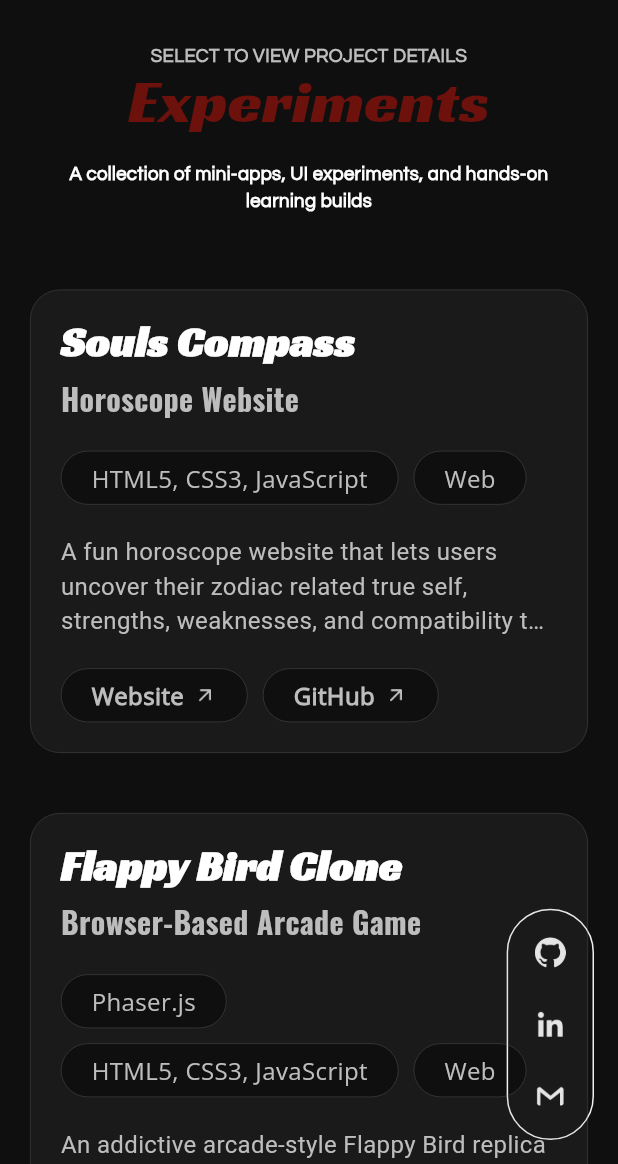
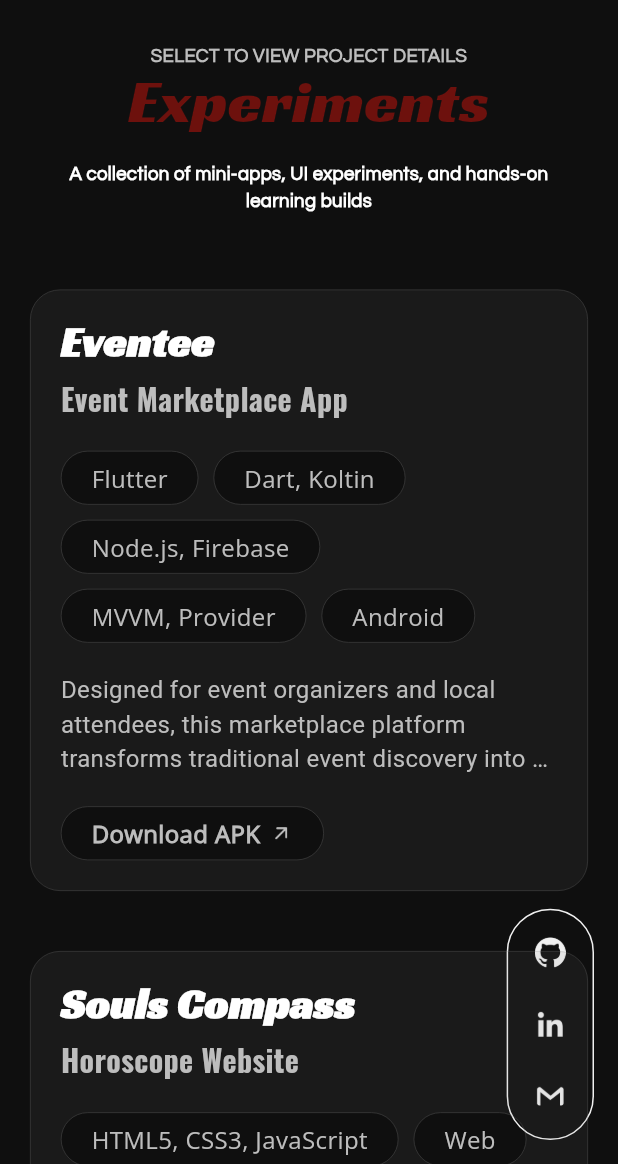
Before and after one commit to ThetHtooKyaw/Tony-Portfolio, a Flutter app: the ExperimentView screen opened by its route, on a phone screen of 412 x 824 dp, the part 72-1236 px from its top. Run offline on Flutter 3.47's test engine with Material 3 defaults, Android fonts, the phone set to English and light mode, and no system bars; drawn by our look-alikes of auto_size_text, flutter_animate; our stand-ins replace flutter_dotenv, go_router, lottie, visibility_detector; missing offline and left inert: flutter_3d_carousel, marqueer.

Commit message:
Project Model & Data update

```diff
--- a/lib/core/model/project_model.dart
+++ b/lib/core/model/project_model.dart
@@ -3,7 +3,9 @@ class ProjectModel {
   final String? type;
   final int? downloadCount;
   final List<String> labels;
+  final String? overviewImage;
   final List<String> images;
+  final String? teamInfo;
   final String? description;
   final List<String> features;
   final List<String> learned;
@@ -22,7 +24,9 @@ class ProjectModel {
     this.type,
     this.downloadCount,
     this.labels = const [],
+    this.overviewImage,
     this.images = const [],
+    this.teamInfo,
     this.description,
     this.features = const [],
     this.learned = const [],
@@ -35,7 +39,77 @@ class ProjectModel {
 }
 
 final List<ProjectModel> allProjects = [
-  // 1. Hash Gaming: Esports Network
+  // 1. Onyx (Hackathon)
+  ProjectModel(
+    name: 'Onyx',
+    type: 'AI-Powered Support Platform',
+    downloadCount: 0,
+    categories: ['Hackathon'],
+    eventName: 'Hack The Zodiac (2024)',
+    award: 'Winner',
+    labels: ['Flutter', 'Dart', 'Gemini AI'],
+    overviewImage: 'assets/images/HTZ.webp',
+    images: ['assets/images/HTZ.webp'],
+    teamInfo:
+        'Developed alongside three other friends as a four-person team for Hack The Zodiac.',
+    description:
+        'Designed for eco-conscious businesses and consumers, this AI-powered platform transforms traditional customer support into a proactive green initiative. By integrating Gemini AI for automated assistance and smart recommendations, the app seamlessly guides users through verified trade-in services to minimize electronic waste. Through its unique green tax system, the platform empowers users to contribute to environmental conservation with every digital interaction.',
+    features: [
+      'Automated assistance and smart recommendations using Gemini AI.',
+      'Verified trade-in services to minimize electronic waste.',
+    ],
+    storeButtons: [
+      {
+        'name': 'GitHub',
+        'url': 'https://github.com/ThetHtooKyaw/Stepout-Customer-Support.git',
+      },
+    ],
+  ),
+
+  // 2. Card Htet Kya Soh! (Game Jam)
+  ProjectModel(
+    name: 'Card Htet Kya Soh!',
+    type: '2D Card Battler WebGL Game',
+    downloadCount: 0,
+    categories: ['Production', 'Hackathon'],
+    eventName: 'Digit7s Jam (2026)',
+    award: 'Finalist',
+    labels: ['Unity 6', 'C#', 'WebGL'],
+    overviewImage: 'assets/images/D7J.webp',
+    images: [
+      'assets/images/CHKS1.webp',
+      'assets/images/CHKS2.webp',
+      'assets/images/CHKS3.webp',
+      'assets/images/CHKS4.webp',
+      'assets/images/CHKS5.webp',
+      'assets/images/CHKS6.webp',
+      'assets/images/CHKS7.webp',
+    ],
+    teamInfo:
+        'Developed alongside two friends as part of our three-person team, APEX, for the Digit7s Jam.',
+    description:
+        'Designed around immersive cultural storytelling and strategic depth, this Myanmar-themed 2D card battler transforms traditional card gaming into an engaging campaign journey. By integrating smooth WebGL performance with interactive mechanics, the game seamlessly guides players through tactical board battles, dynamic opponent dialogues, and collection systems. Through its unique card pack drops and minigames, the platform empowers players to master deck-building and progress across a multi-tier adventure.',
+    features: [
+      'Smooth Unity WebGL experience built with responsive scaling across mobile, tablet, and PC screen sizes.',
+      'Campaign ladder allowing players to unlock and progress through 4 distinct difficulty levels on an interactive map.',
+      'Myanmar-themed card packs featuring unique cultural cards (1★–3★) obtained through weighted rarity pack drops.',
+      'Tactical board battles where players swipe to play cards, trigger category matching, use strategic artifacts, and win or lose cards based on the battle outcome.',
+      'Interactive Memory Match and Rock-Paper-Scissors minigames to earn extra coins.',
+      'Collection book that automatically tracks every card unlocked from packs or discovered during gameplay.',
+      'Opponent dialogue system offering interactive choices during fights that dynamically alter match conditions.',
+      'Dynamic audio and SFX featuring scene-specific music, custom boss battle themes, and responsive card and UI sound effects.',
+      'Seamless data persistence saving unlocked cards, owned cards, coins, artifacts, and settings via PlayerPrefs.',
+    ],
+    storeButtons: [
+      {'name': 'Website', 'url': 'https://cardhtetkyasoh.vercel.app/'},
+      {
+        'name': 'GitHub',
+        'url': 'https://github.com/Akito101/SchoolCardFight.git',
+      },
+    ],
+  ),
+
+  // 3. Hash Gaming: Esports Network
   ProjectModel(
     name: 'Hash Gaming: Esports Network',
     type: 'Esports & Gaming Community App',
@@ -47,9 +121,19 @@ final List<ProjectModel> allProjects = [
       'Clean Architecture, BloC/Cubic',
       'Android / iOS',
     ],
-    images: ['assets/images/hash_1.webp', 'assets/images/hash_2.webp'],
+    images: [
+      'assets/images/HFG1.webp',
+      'assets/images/HFG2.webp',
+      'assets/images/HFG3.webp',
+      'assets/images/HFG4.webp',
+      'assets/images/HFG5.webp',
+      'assets/images/HFG6.webp',
+      'assets/images/HFG7.webp',
+    ],
+    teamInfo:
+        'Contributed as a Flutter Mobile & Desktop Developer to an existing company project.',
     description:
-        'Contributed to the existing project and successful publication as a Flutter Developer. Hash Gaming is a community platform focused on gamers to search for desired gaming shops and book sessions with the ability to choose the location, time, and PC/Console specs through time-sensitive information, promotions, and an interactive UI.',
+        'Designed for modern gamers and community enthusiasts, this robust platform transforms traditional gaming venue discovery into a streamlined digital experience. By integrating real-time availability and hardware specs, the app seamlessly guides users through finding preferred gaming shops and securing equipment bookings. Through its interactive community UI and time-sensitive promotions, the platform empowers users to connect and coordinate their gaming sessions effortlessly.',
     features: [
       'Secure Authentication',
       'Gaming Cafés search & discovery via integrated map UI',
@@ -65,8 +149,6 @@ final List<ProjectModel> allProjects = [
       'Clean Architecture implementation & dependency injection with GetIt',
       'Google Play Store & Apple App Store publication',
     ],
-    detail:
-        'Working on an active community platform with a live user base taught me how to scale and optimize production-ready mobile apps. I gained deep experience in implementing Clean Architecture alongside GetIt for dependency injection, while mastering advanced animated widget creation to deliver a highly interactive UI. Since the application serves users across a wide range of mobile hardware, I focused heavily on code optimization and performance tuning to ensure smooth execution on low-end devices. Additionally, I learned how to isolate and debug complex features independently, maintain high code quality through rigorous feature testing, and manage the end-to-end process of publishing updates to both the Google Play Store and Apple App Store.',
     storeButtons: [
       {
         'name': 'Play Store',
@@ -81,12 +163,45 @@ final List<ProjectModel> allProjects = [
     ],
   ),
 
-  // 2. Eventee
+  // 4. RUYI
+  ProjectModel(
+    name: 'RUYI',
+    type: 'Restaurant Booking Website',
+    downloadCount: 0,
+    categories: ['Production'],
+    labels: ['Flutter', 'Dart', 'Firebase', 'Provider', 'Web'],
+    images: ['assets/images/ruyi_1.webp', 'assets/images/ruyi_2.webp'],
+    teamInfo: 'Independently developed as a solo project.',
+    description:
+        'Designed for diners and restaurant staff alike, this digital reservation platform transforms traditional table booking into a cohesive dining workflow. By integrating real-time table selection with a dynamic e-commerce menu interface, the web app seamlessly guides users through customized food pre-ordering. Through its automated management system, the platform empowers restaurants to optimize kitchen prep while delivering a frictionless reservation experience.',
+    features: [
+      'Multi-language support',
+      'Seat booking with integrated menu selection',
+      'Real-time price calculation based on menu selections',
+      'Automated booking confirmation emails',
+      'Administrative control dashboard',
+      'Menu management (CRUD operations)',
+      'Reservation date & availability scheduler',
+    ],
+    learned: [
+      'Multi-language localization',
+      'Table reservation & scheduling implementation',
+      'Responsive UI across all devices',
+      'Menu management & CRUD operations',
+      'Admin dashboard setup & integration',
+      'Automated booking confirmation emails integration',
+    ],
+    storeButtons: [
+      {'name': 'Website', 'url': 'https://ruyibooking.netlify.app/'},
+    ],
+  ),
+
+  // 5. Eventee
   ProjectModel(
     name: 'Eventee',
     type: 'Event Marketplace App',
     downloadCount: 0,
-    categories: ['Production'],
+    categories: ['Experiment'],
     labels: [
       'Flutter',
       'Dart, Koltin',
@@ -95,8 +210,9 @@ final List<ProjectModel> allProjects = [
       'Android',
     ],
     images: ['assets/images/eventee_1.webp', 'assets/images/eventee_2.webp'],
+    teamInfo: 'Independently developed as a solo project.',
     description:
-        'Independently developed an event marketplace platform from scratch as a Flutter Developer. The platform is focused on enabling users to discover local events, manage creation workflows, and book tickets seamlessly with the ability to search via geo-location, process secure payments, track booking history, and receive automated updates through an interactive UI.',
+        'Designed for event organizers and local attendees, this marketplace platform transforms traditional event discovery into an interactive digital ecosystem. By integrating geo-location services and secure payment processing, the app seamlessly guides users through browsing local happenings and securing ticket purchases. Through its automated notification system, the platform empowers users to stay updated on their booking history and upcoming schedules.',
     features: [
       'Secure Authentication',
       'Interactive onboarding experience',
@@ -118,8 +234,6 @@ final List<ProjectModel> allProjects = [
       'Geo-location services & native permission handling',
       'Google Play Store publication',
     ],
-    detail:
-        'Building this event marketplace platform independently taught me how to architect a complete, production-grade mobile product from scratch. I gained deep experience in implementing MVVM architecture with Provider for clean state management, alongside native Kotlin integrations to trigger device-specific hardware features. On the backend and cloud infrastructure side, I mastered Node.js API integration, full-lifecycle Stripe payment processing, and setting up response-based push notifications triggered by feature success or failure states. Additionally, I learned how to handle complex user flows like end-to-end authentication, multi-step booking and tracking logic, and geo-location services with native permission handling, ultimately managing the entire delivery process through to successful Google Play Store publication.',
     storeButtons: [
       {
         'name': 'Download APK',
@@ -128,41 +242,7 @@ final List<ProjectModel> allProjects = [
     ],
   ),
 
-  // 3. RUYI
-  ProjectModel(
-    name: 'RUYI',
-    type: 'Restaurant Booking Website',
-    downloadCount: 0,
-    categories: ['Production'],
-    labels: ['Flutter', 'Dart', 'Firebase', 'Provider', 'Web'],
-    images: ['assets/images/ruyi_1.webp', 'assets/images/ruyi_2.webp'],
-    description:
-        'I independently built a restaurant reservation and pre-order platform from scratch as a Full-Stack Flutter Developer. The platform unifies real-time table selection with a dynamic e-commerce menu interface. This gives diners a smoother booking experience while giving the kitchen staff a clear, upfront look at exactly what they need to prep.',
-    features: [
-      'Multi-language support',
-      'Seat booking with integrated menu selection',
-      'Real-time price calculation based on menu selections',
-      'Automated booking confirmation emails',
-      'Administrative control dashboard',
-      'Menu management (CRUD operations)',
-      'Reservation date & availability scheduler',
-    ],
-    learned: [
-      'Multi-language localization',
-      'Table reservation & scheduling implementation',
-      'Responsive UI across all devices',
-      'Menu management & CRUD operations',
-      'Admin dashboard setup & integration',
-      'Automated booking confirmation emails integration',
-    ],
-    detail:
-        'Developing this full-stack restaurant software from the ground up gave me a comprehensive understanding of how to plan, build, and deliver a production-ready web application independently. On the frontend, I gained significant expertise in implementing multi-language localization frameworks that dynamically translate content, while utilizing mobile-first design patterns to ensure intricate layouts remain completely responsive across all device screen sizes. Moving deeper into the backend architecture, I focused on constructing heavy operational logic—specifically engineering a thread-safe table reservation and scheduling engine capable of managing real-time inventory and preventing booking conflicts. Additionally, I learned how to orchestrate complex data flows by building a secure menu management system driven by robust CRUD pipelines, connecting automated booking confirmation email triggers using transactional mail servers, and unifying these separate components into a centralized administrative control dashboard for seamless restaurant management.',
-    storeButtons: [
-      {'name': 'Website', 'url': 'https://ruyibooking.netlify.app/'},
-    ],
-  ),
-
-  // 4. Souls Compass
+  // 6. Souls Compass
   ProjectModel(
     name: 'Souls Compass',
     type: 'Horoscope Website',
@@ -173,8 +253,9 @@ final List<ProjectModel> allProjects = [
       'assets/images/souls_compass_1.webp',
       'assets/images/souls_compass_2.webp',
     ],
+    teamInfo: 'Independently developed as a solo project.',
     description:
-        'A fun horoscope website that lets users uncover their zodiac related true self, strengths, weaknesses, and compatibility through a dynamic date-driven experience.',
+        'Designed for astrology enthusiasts and curious explorers, this interactive web platform transforms traditional horoscope reading into an engaging self-discovery journey. By integrating dynamic date-driven logic and responsive layouts, the site seamlessly guides users through exploring zodiac traits and compatibility metrics. Through its interactive spinning wheel and smooth transitions, the platform empowers users to uncover deeper personal insights with every click.',
     features: [
       'Clean layout tailored for desktop, tablet, and mobile devices.',
       'Interactive spinning wheel that responds dynamically to user input',
@@ -189,7 +270,7 @@ final List<ProjectModel> allProjects = [
     ],
   ),
 
-  // 5. Flappy Bird Clone
+  // 7. Flappy Bird Clone
   ProjectModel(
     name: 'Flappy Bird Clone',
     type: 'Browser-Based Arcade Game',
@@ -200,8 +281,9 @@ final List<ProjectModel> allProjects = [
       'assets/images/flappy_bird_1.webp',
       'assets/images/flappy_bird_2.webp',
     ],
+    teamInfo: 'Independently developed as a solo project.',
     description:
-        'An addictive arcade-style Flappy Bird replica that challenges players to master precise flight mechanics, dodge dynamic obstacles, and push for the ultimate high score through a smooth web-based experience.',
+        'Designed for arcade gaming enthusiasts, this browser-based platform transforms a classic retro concept into a polished, responsive web experience. By integrating multi-modal input tracking and procedural obstacle generation, the game seamlessly challenges players to master precise flight controls. Through its dynamic collision feedback and real-time score tracking, the platform empowers users to continually push for their ultimate high score.',
     features: [
       'Fully responsive canvas scaling smoothly across desktop, tablet, and mobile devices.',
       'Multi-modal input system supporting keyboard, mouse clicks, and mobile touch interactions.',
@@ -217,68 +299,4 @@ final List<ProjectModel> allProjects = [
       },
     ],
   ),
-
-  // 6. Onyx (Hackathon)
-  ProjectModel(
-    name: 'Onyx',
-    type: 'AI-Powered Support Platform',
-    downloadCount: 0,
-    categories: ['Hackathon'],
-    eventName: 'Hack The Zodiac (2024)',
-    award: 'Winner',
-    labels: ['Flutter', 'Dart', 'Gemini AI'],
-    images: ['assets/images/onyx.webp'],
-    description:
-        'Designed for eco-conscious businesses and consumers, this AI-powered platform transforms traditional customer support into a proactive green initiative. By integrating Gemini AI for automated assistance and smart recommendations, the app seamlessly guides users through verified trade-in services to minimize electronic waste. Through its unique green tax system, the platform empowers users to contribute to environmental conservation with every digital interaction.',
-    features: [
-      'Automated assistance and smart recommendations using Gemini AI.',
-      'Verified trade-in services to minimize electronic waste.',
-    ],
-    storeButtons: [
-      {
-        'name': 'GitHub',
-        'url': 'https://github.com/ThetHtooKyaw/Stepout-Customer-Support.git',
-      },
-    ],
-  ),
-
-  // 7. Card Htet Kya Soh! (Game Jam)
-  ProjectModel(
-    name: 'Card Htet Kya Soh!',
-    type: '2D Card Battler WebGL Game',
-    downloadCount: 0,
-    categories: ['Production', 'Hackathon'],
-    eventName: 'Digit7s Jam (2026)',
-    award: 'Finalist',
-    labels: ['Unity 6', 'C#', 'WebGL'],
-    images: [
-      'assets/images/CHKS1.webp',
-      'assets/images/CHKS2.webp',
-      'assets/images/CHKS3.webp',
-      'assets/images/CHKS4.webp',
-      'assets/images/CHKS5.webp',
-      'assets/images/CHKS6.webp',
-      'assets/images/CHKS7.webp',
-    ],
-    description:
-        'Developed alongside two friends as part of our three-person team, APEX, for the Digit7s Jam, this Myanmar-themed 2D card battler lets players collect cultural cards, build custom decks, and battle a rising campaign ladder of opponents on a shared board. Featuring interactive minigames, dynamic opponent dialogue choices, and seamless progress saving, the game blends tactical card strategy with rich cultural storytelling.',
-    features: [
-      'Smooth Unity WebGL experience built with responsive scaling across mobile, tablet, and PC screen sizes.',
-      'Campaign ladder allowing players to unlock and progress through 4 distinct difficulty levels on an interactive map.',
-      'Myanmar-themed card packs featuring unique cultural cards (1★–3★) obtained through weighted rarity pack drops.',
-      'Tactical board battles where players swipe to play cards, trigger category matching, use strategic artifacts, and win or lose cards based on the battle outcome.',
-      'Interactive Memory Match and Rock-Paper-Scissors minigames to earn extra coins.',
-      'Collection book that automatically tracks every card unlocked from packs or discovered during gameplay.',
-      'Opponent dialogue system offering interactive choices during fights that dynamically alter match conditions.',
-      'Dynamic audio and SFX featuring scene-specific music, custom boss battle themes, and responsive card and UI sound effects.',
-      'Seamless data persistence saving unlocked cards, owned cards, coins, artifacts, and settings via PlayerPrefs.',
-    ],
-    storeButtons: [
-      {'name': 'Website', 'url': 'https://cardhtetkyasoh.vercel.app/'},
-      {
-        'name': 'GitHub',
-        'url': 'https://github.com/Akito101/SchoolCardFight.git',
-      },
-    ],
-  ),
 ];
--- a/lib/src/projects/widgets/project_card.dart
+++ b/lib/src/projects/widgets/project_card.dart
@@ -61,13 +61,8 @@ class _ProjectCardState extends State<ProjectCard>
         if (!mounted) return;
 
         if (expCard.visibleFraction > 0.03) {
-          if (_controller.status == AnimationStatus.dismissed ||
-              _controller.status == AnimationStatus.reverse) {
+          if (_controller.status == AnimationStatus.dismissed) {
             _controller.forward();
-          }
-        } else if (expCard.visibleFraction == 0) {
-          if (isDesktop) {
-            _controller.reset();
           }
         }
       },
```
Also changed, not shown: assets/images/D7J.webp (added), assets/images/HFG1.webp (added), assets/images/HFG2.webp (added), assets/images/HFG3.webp (added), assets/images/HFG4.webp (added), assets/images/HTZ.webp (added), assets/images/hash_1.webp (deleted), assets/images/hash_2.webp (deleted), pubspec.lock, 3 other files.
